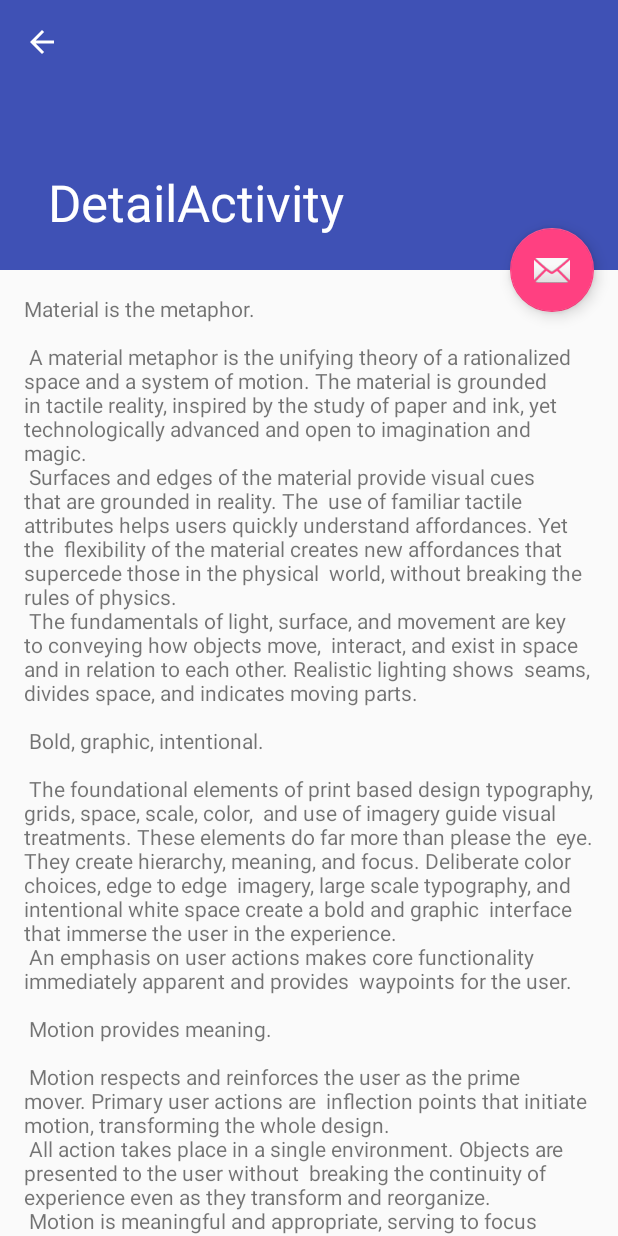
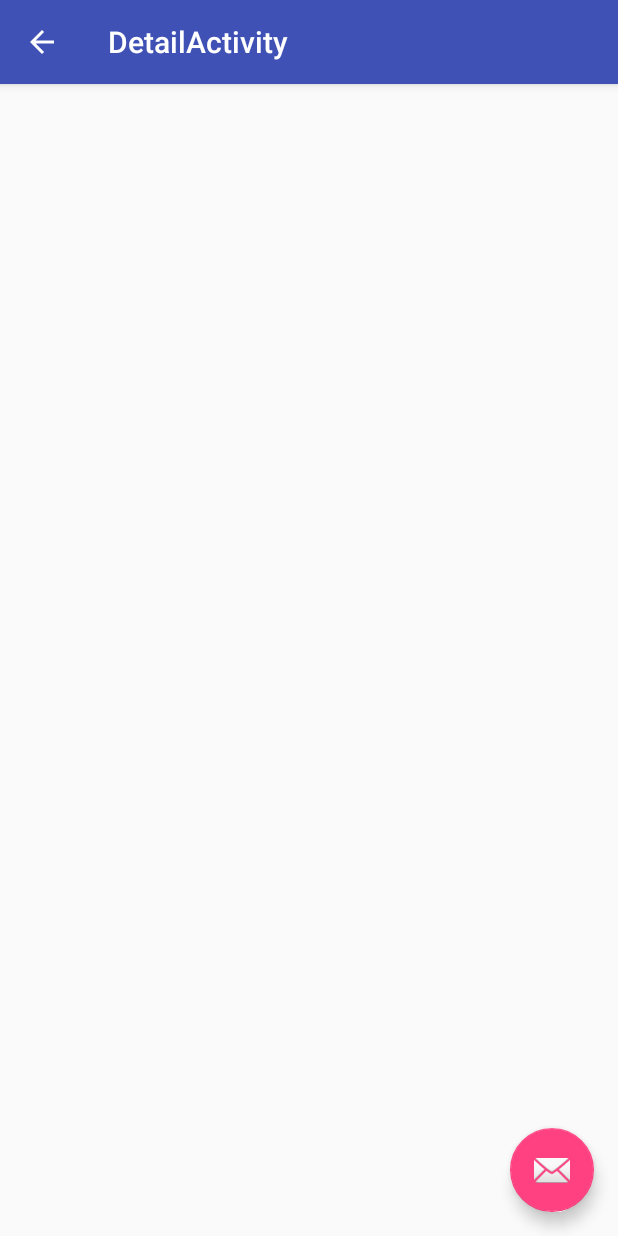
Before and after one commit to lawer/RottenTomatoesClient, an Android app: the DetailActivity screen opened directly, with no data from a screen before it, on a phone screen of 412 x 824 dp. Run offline under Robolectric (Android 15) with nearby library versions, the phone set to English and light mode, and no system bars.

Commit message:
Detail activity en fragment

```diff
--- a/app/src/main/java/poblenou/rottentomatoesclient/DetailActivity.java
+++ b/app/src/main/java/poblenou/rottentomatoesclient/DetailActivity.java
@@ -26,4 +26,5 @@ public class DetailActivity extends AppCompatActivity {
         });
         getSupportActionBar().setDisplayHomeAsUpEnabled(true);
     }
+
 }
--- /dev/null
+++ b/app/src/main/java/poblenou/rottentomatoesclient/DetailActivityFragment.java
@@ -0,0 +1,22 @@
+package poblenou.rottentomatoesclient;
+
+import android.os.Bundle;
+import android.support.v4.app.Fragment;
+import android.view.LayoutInflater;
+import android.view.View;
+import android.view.ViewGroup;
+
+/**
+ * A placeholder fragment containing a simple view.
+ */
+public class DetailActivityFragment extends Fragment {
+
+    public DetailActivityFragment() {
+    }
+
+    @Override
+    public View onCreateView(LayoutInflater inflater, ViewGroup container,
+                             Bundle savedInstanceState) {
+        return inflater.inflate(R.layout.fragment_detail, container, false);
+    }
+}
--- a/app/src/main/res/layout/activity_detail.xml
+++ b/app/src/main/res/layout/activity_detail.xml
@@ -8,28 +8,17 @@
     tools:context="poblenou.rottentomatoesclient.DetailActivity">
 
     <android.support.design.widget.AppBarLayout
-        android:id="@+id/app_bar"
         android:layout_width="match_parent"
-        android:layout_height="@dimen/app_bar_height"
-        android:fitsSystemWindows="true"
+        android:layout_height="wrap_content"
         android:theme="@style/AppTheme.AppBarOverlay">
 
-        <android.support.design.widget.CollapsingToolbarLayout
-            android:id="@+id/toolbar_layout"
+        <android.support.v7.widget.Toolbar
+            android:id="@+id/toolbar"
             android:layout_width="match_parent"
-            android:layout_height="match_parent"
-            android:fitsSystemWindows="true"
-            app:contentScrim="?attr/colorPrimary"
-            app:layout_scrollFlags="scroll|exitUntilCollapsed">
+            android:layout_height="?attr/actionBarSize"
+            android:background="?attr/colorPrimary"
+            app:popupTheme="@style/AppTheme.PopupOverlay" />
 
-            <android.support.v7.widget.Toolbar
-                android:id="@+id/toolbar"
-                android:layout_width="match_parent"
-                android:layout_height="?attr/actionBarSize"
-                app:layout_collapseMode="pin"
-                app:popupTheme="@style/AppTheme.PopupOverlay" />
-
-        </android.support.design.widget.CollapsingToolbarLayout>
     </android.support.design.widget.AppBarLayout>
 
     <include layout="@layout/content_detail" />
@@ -38,9 +27,8 @@
         android:id="@+id/fab"
         android:layout_width="wrap_content"
         android:layout_height="wrap_content"
+        android:layout_gravity="bottom|end"
         android:layout_margin="@dimen/fab_margin"
-        android:src="@android:drawable/ic_dialog_email"
-        app:layout_anchor="@id/app_bar"
-        app:layout_anchorGravity="bottom|end" />
+        android:src="@android:drawable/ic_dialog_email" />
 
 </android.support.design.widget.CoordinatorLayout>
--- a/app/src/main/res/layout/content_detail.xml
+++ b/app/src/main/res/layout/content_detail.xml
@@ -1,17 +1,9 @@
-<?xml version="1.0" encoding="utf-8"?>
-<android.support.v4.widget.NestedScrollView xmlns:android="http://schemas.android.com/apk/res/android"
+<fragment xmlns:android="http://schemas.android.com/apk/res/android"
     xmlns:app="http://schemas.android.com/apk/res-auto"
     xmlns:tools="http://schemas.android.com/tools"
+    android:id="@+id/fragment"
+    android:name="poblenou.rottentomatoesclient.DetailActivityFragment"
     android:layout_width="match_parent"
     android:layout_height="match_parent"
     app:layout_behavior="@string/appbar_scrolling_view_behavior"
-    tools:context="poblenou.rottentomatoesclient.DetailActivity"
-    tools:showIn="@layout/activity_detail">
-
-    <TextView
-        android:layout_width="wrap_content"
-        android:layout_height="wrap_content"
-        android:layout_margin="@dimen/text_margin"
-        android:text="@string/large_text" />
-
-</android.support.v4.widget.NestedScrollView>
+    tools:layout="@layout/fragment_detail" />
--- /dev/null
+++ b/app/src/main/res/layout/fragment_detail.xml
@@ -0,0 +1,13 @@
+<RelativeLayout xmlns:android="http://schemas.android.com/apk/res/android"
+    xmlns:tools="http://schemas.android.com/tools"
+    android:layout_width="match_parent"
+    android:layout_height="match_parent"
+    android:paddingBottom="@dimen/activity_vertical_margin"
+    android:paddingLeft="@dimen/activity_horizontal_margin"
+    android:paddingRight="@dimen/activity_horizontal_margin"
+    android:paddingTop="@dimen/activity_vertical_margin"
+    tools:context="poblenou.rottentomatoesclient.DetailActivityFragment"
+    tools:showIn="@layout/activity_detail">
+
+
+</RelativeLayout>
```
